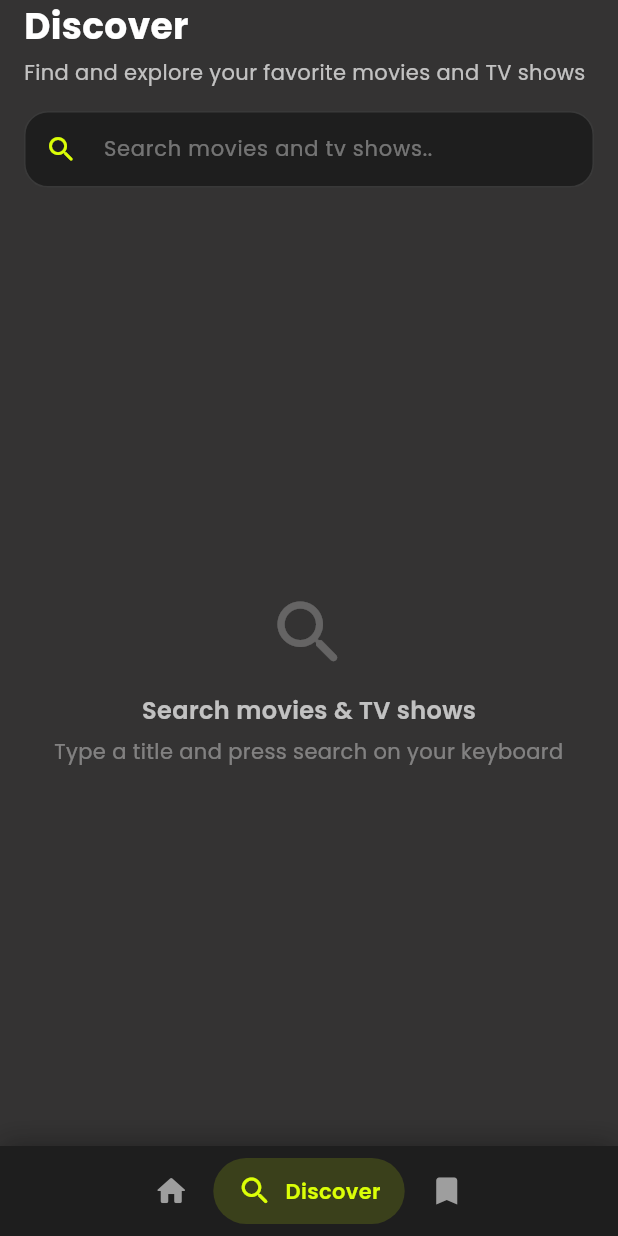
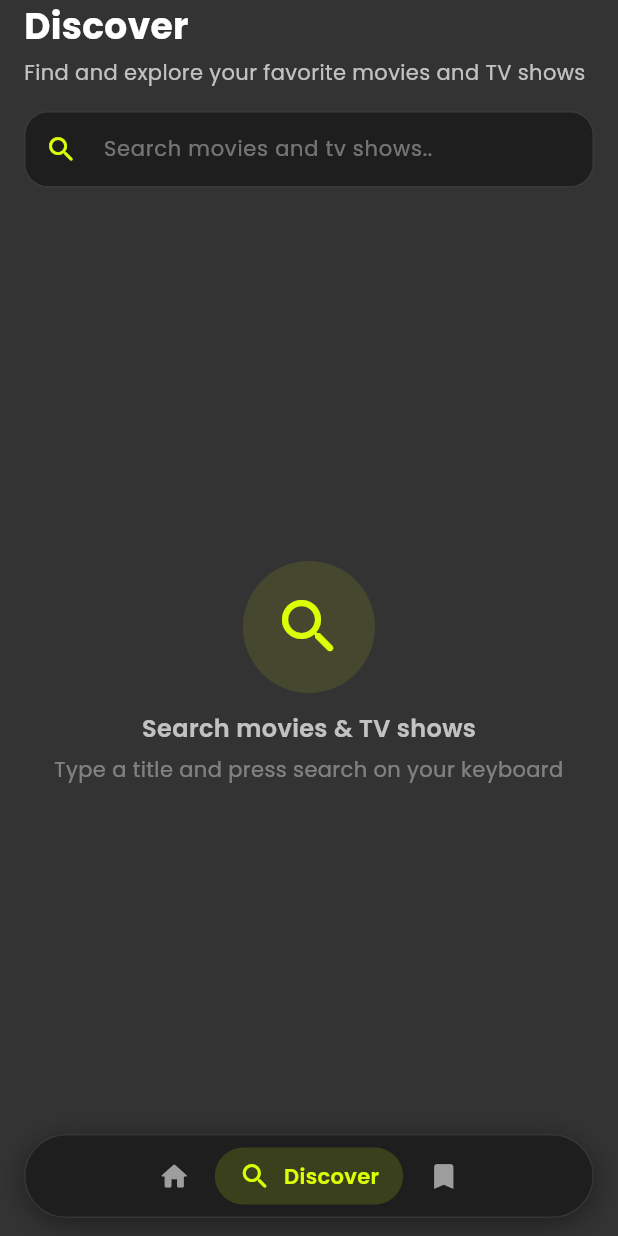
Before and after one commit to dxkrn/screenly, a Flutter app: the screen it shows after launch, item 2 of the bottom bar chosen, on a phone screen of 412 x 824 dp. Run offline on Flutter 3.47's test engine with Material 3 defaults, Android fonts, the phone set to English and light mode, and no system bars; drawn by our look-alikes of google_nav_bar; our stand-ins replace cached_network_image, easy_localization, flutter_carousel_widget, flutter_screenutil, flutter_svg, get and 2 more; missing offline and left inert: flutter_flavor; accounts and stored records are empty; network calls fail.

Commit message:
feat: change bottom navbar style

```diff
--- a/lib/app/modules/discover/views/discover_view.dart
+++ b/lib/app/modules/discover/views/discover_view.dart
@@ -1,6 +1,5 @@
 import 'package:flutter/material.dart';
 import 'package:get/get.dart';
-import 'package:screenly/app/data/models/search_multi_model.dart';
 import 'package:screenly/app/modules/movie/views/components/movie_card.dart';
 import 'package:screenly/app/modules/tvshow/views/components/tvshow_card.dart';
 import 'package:screenly/app/routes/app_pages.dart';
@@ -166,49 +165,6 @@ class DiscoverView extends StatelessWidget {
     );
   }
 
-  Widget _buildNonMovieCard(
-    SearchResultModel item,
-    double cardWidth,
-    double cardHeight,
-  ) {
-    return GestureDetector(
-      onTap: () => Get.toNamed(
-        Routes.DETAILS,
-        arguments: {'id': item.id, 'type': item.mediaType ?? 'tv'},
-      ),
-      child: SizedBox(
-        width: cardWidth,
-        child: Column(
-          spacing: 8,
-          children: [
-            Container(
-              width: cardWidth,
-              height: cardHeight,
-              decoration: BoxDecoration(
-                color: Colors.black45,
-                borderRadius: BorderRadius.circular(24),
-                border: Border.all(color: Colors.white10),
-              ),
-              padding: const EdgeInsets.symmetric(horizontal: 16),
-              child: Center(
-                child: Text(
-                  item.displayTitle,
-                  textAlign: TextAlign.center,
-                  style: paragraphSmallTextStyle.copyWith(
-                    color: whiteColor,
-                    fontWeight: FontWeight.w600,
-                  ),
-                  maxLines: 3,
-                  overflow: TextOverflow.ellipsis,
-                ),
-              ),
-            ),
-          ],
-        ),
-      ),
-    );
-  }
-
   Widget _buildLoadingSkeleton() {
     return LayoutBuilder(
       builder: (context, constraints) {
@@ -278,10 +234,17 @@ class DiscoverView extends StatelessWidget {
         child: Column(
           mainAxisAlignment: MainAxisAlignment.center,
           children: [
-            const Icon(
-              Icons.search_rounded,
-              color: Colors.white24,
-              size: 56,
+            Container(
+              padding: const EdgeInsets.all(20),
+              decoration: BoxDecoration(
+                color: primaryColor.withValues(alpha: 0.1),
+                shape: BoxShape.circle,
+              ),
+              child: Icon(
+                Icons.search_rounded,
+                size: 48,
+                color: primaryColor,
+              ),
             ),
             const SizedBox(height: 12),
             Text(
@@ -303,10 +266,17 @@ class DiscoverView extends StatelessWidget {
       child: Column(
         mainAxisAlignment: MainAxisAlignment.center,
         children: [
-          const Icon(
-            Icons.search_off_rounded,
-            color: Colors.white24,
-            size: 56,
+          Container(
+            padding: const EdgeInsets.all(20),
+            decoration: BoxDecoration(
+              color: primaryColor.withValues(alpha: 0.1),
+              shape: BoxShape.circle,
+            ),
+            child: Icon(
+              Icons.search_off_rounded,
+              size: 48,
+              color: primaryColor,
+            ),
           ),
           const SizedBox(height: 12),
           Text(
--- a/lib/app/modules/home/views/components/home_bottom_nav_bar.dart
+++ b/lib/app/modules/home/views/components/home_bottom_nav_bar.dart
@@ -9,27 +9,32 @@ class HomeBottomNavBar extends GetView<HomeController> {
 
   @override
   Widget build(BuildContext context) {
-    return Container(
+    return SafeArea(
+      top: false,
+      bottom: false,
+      child: Container(
+        margin: const EdgeInsets.fromLTRB(16, 0, 16, 12),
         decoration: BoxDecoration(
           color: const Color(0xFF1E1E1E),
+          borderRadius: BorderRadius.circular(32),
+          border: Border.all(color: Colors.white10),
           boxShadow: [
             BoxShadow(
               blurRadius: 16,
-            color: Colors.black.withValues(alpha: 0.3),
-            offset: const Offset(0, -2),
+              color: Colors.black.withValues(alpha: 0.4),
+              offset: const Offset(0, 4),
             ),
           ],
         ),
-      child: SafeArea(
         child: Padding(
-          padding: const EdgeInsets.symmetric(horizontal: 16, vertical: 8),
+          padding: const EdgeInsets.symmetric(horizontal: 12, vertical: 8),
           child: Obx(
             () => GNav(
               gap: 8,
               mainAxisAlignment: MainAxisAlignment.center,
               activeColor: primaryColor,
-              iconSize: 24,
-              padding: const EdgeInsets.symmetric(horizontal: 16, vertical: 10),
+              iconSize: 22,
+              padding: const EdgeInsets.symmetric(horizontal: 16, vertical: 8),
               duration: const Duration(milliseconds: 300),
               tabBackgroundColor: primaryColor.withValues(alpha: 0.15),
               color: Colors.grey,
```
Lines whose indentation alone changed are shown as unchanged.
